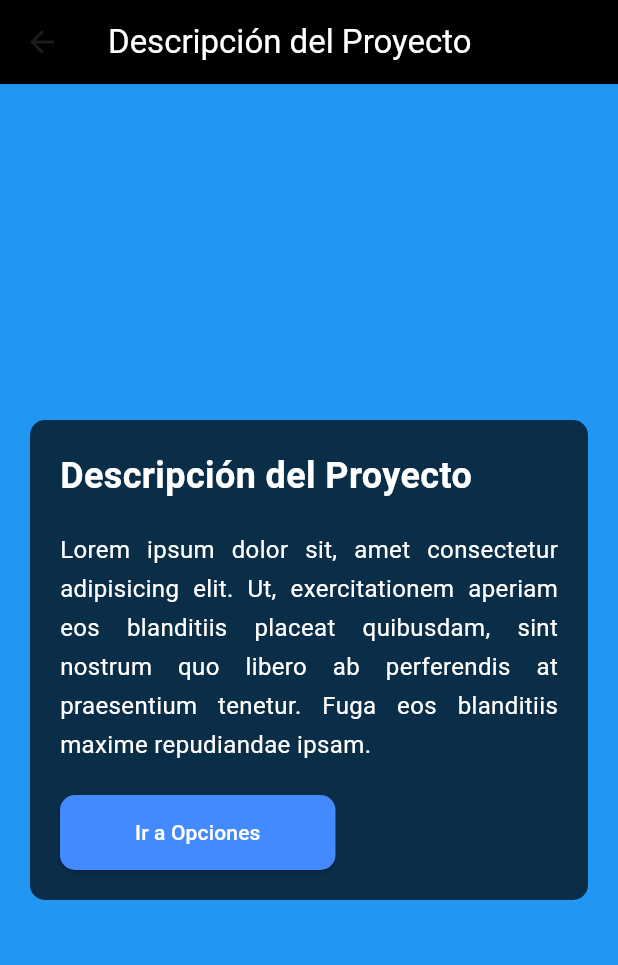
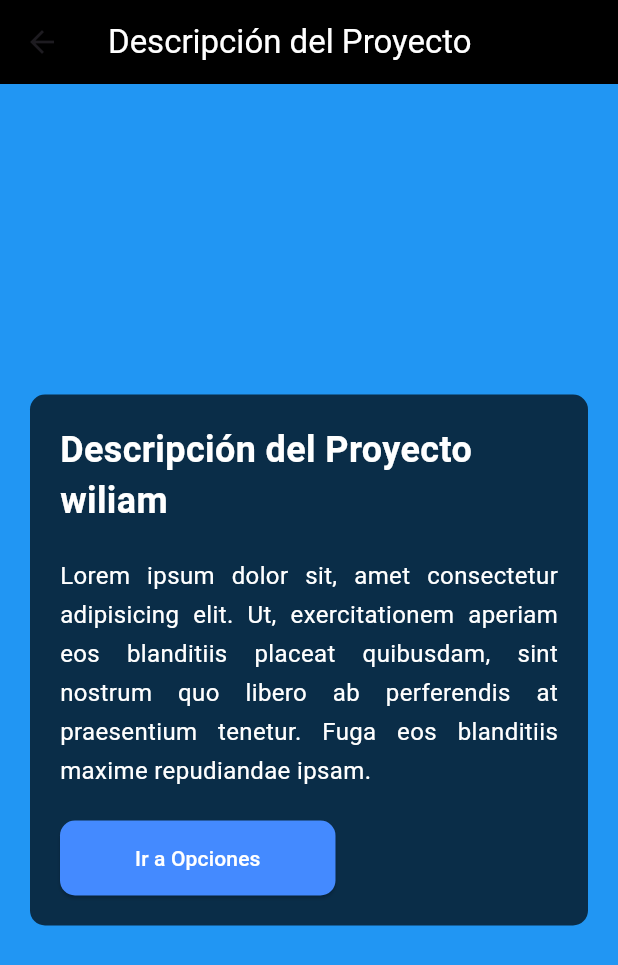
Before and after one commit to 12CUY/rutas_5, a Flutter app: the DescriptionView screen opened by its route, on a phone screen of 412 x 824 dp. Shown: the top 965 px of the screen. Run offline on Flutter 3.47's test engine with Material 3 defaults, Android fonts, the phone set to English and light mode, and no system bars.

Commit message:
cambios de foto

```diff
--- a/pantallas/lib/app/vistas/descripcion_proy_view.dart
+++ b/pantallas/lib/app/vistas/descripcion_proy_view.dart
@@ -29,7 +29,7 @@ class DescriptionView extends StatelessWidget {
               crossAxisAlignment: CrossAxisAlignment.start,
               children: [
                 const Text(
-                  'Descripción del Proyecto',
+                  'Descripción del Proyecto wiliam ',
                   style: TextStyle(
                     color: Colors.white,
                     fontSize: 24,
```
Also changed, not shown: img/data1.jpeg (added), img/data2.jpeg (added), 1 other file.
